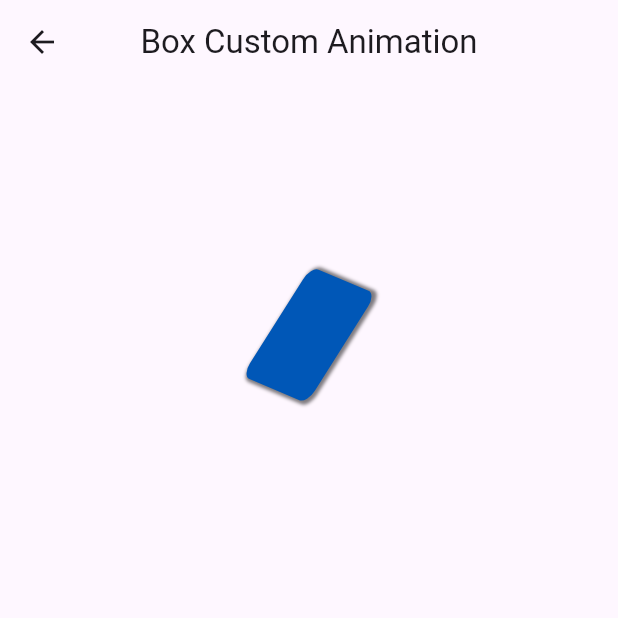
After one commit to pranav-singh-parmar/animations_flutter, a Flutter app: the BoxCustomAnimationScreen screen opened directly, on a phone screen of 412 x 824 dp, the top half of it. The commit adds this screen. Run offline on Flutter 3.47's test engine with Material 3 defaults, Android fonts, the phone set to English and light mode, and no system bars.

Commit message:
Added New Animation

```diff
--- /dev/null
+++ b/lib/screens/box_custom_animation_screen.dart
@@ -0,0 +1,120 @@
+import 'package:animations_flutter/screens/widgets/custom_app_bar.dart';
+import 'package:animations_flutter/utils/app_constants.dart' show AppColors;
+import 'package:flutter/material.dart';
+import 'dart:math' show pi;
+
+import 'package:animations_flutter/utils/app_texts.dart';
+
+class BoxCustomAnimationScreen extends StatefulWidget {
+  const BoxCustomAnimationScreen({super.key});
+
+  @override
+  State<BoxCustomAnimationScreen> createState() => _BoxCustomAnimationScreenState();
+}
+
+class _BoxCustomAnimationScreenState extends State<BoxCustomAnimationScreen>
+    with TickerProviderStateMixin {
+  late AnimationController _animationController;
+
+  late AnimationController _yanimationController;
+  late AnimationController _zanimationController;
+
+  late AnimationController _offsetAnimationController;
+  late AnimationController _sizeAnimationController;
+
+  late Tween<double> _animation;
+  late Animation<Offset> _offsetAnimation;
+  late Animation<double> _sizeAnimation;
+
+  @override
+  void initState() {
+    super.initState();
+    _animationController =
+        AnimationController(vsync: this, duration: const Duration(seconds: 5));
+    _yanimationController =
+        AnimationController(vsync: this, duration: const Duration(seconds: 5));
+    _zanimationController =
+        AnimationController(vsync: this, duration: const Duration(seconds: 5));
+    _offsetAnimationController =
+        AnimationController(vsync: this, duration: const Duration(seconds: 5));
+    _sizeAnimationController =
+        AnimationController(vsync: this, duration: const Duration(seconds: 5));
+
+    _offsetAnimation =
+        Tween<Offset>(begin: const Offset(0, -4), end: const Offset(0, 1))
+            .animate(CurvedAnimation(
+                parent: _offsetAnimationController, curve: Curves.easeInOut));
+    _sizeAnimation = Tween<double>(begin: 50, end: 180)
+        .chain(CurveTween(curve: Curves.bounceInOut))
+        .animate(_sizeAnimationController);
+
+//tween can be read as between
+    _animation = Tween<double>(begin: 0, end: pi * 2);
+    _animationController.repeat();
+    _yanimationController.repeat();
+    _zanimationController.repeat();
+// _offsetAnimationController.repeat();
+// _sizeAnimationController.repeat();
+  }
+
+  @override
+  void didChangeDependencies() {
+    super.didChangeDependencies();
+    _offsetAnimationController.repeat(reverse: true);
+    _sizeAnimationController.repeat(reverse: true);
+  }
+
+  @override
+  void dispose() {
+    _animationController.dispose();
+    _yanimationController.dispose();
+    _zanimationController.dispose();
+    _offsetAnimationController.dispose();
+    _sizeAnimationController.dispose();
+    super.dispose();
+  }
+
+  @override
+  Widget build(BuildContext context) {
+    return Scaffold(
+      appBar: const CustomAppBar(
+        titleString: AppTexts.boxCustomAnimation,
+      ),
+      body: Center(
+        child: AnimatedBuilder(
+            animation: Listenable.merge([
+              _animationController,
+              _yanimationController,
+              _zanimationController,
+              _offsetAnimationController,
+              _sizeAnimationController
+            ]),
+            builder: (context, widget) {
+              return SlideTransition(
+                  position: _offsetAnimation,
+                  child: Transform(
+                      alignment: Alignment
+                          .center, //the point around which transformation will be happening
+                      transform: Matrix4.identity()
+                        ..rotateX(_animation.evaluate(_animationController))
+                        ..rotateY(_animation.evaluate(_yanimationController))
+                        ..rotateZ(_animation.evaluate(_zanimationController)),
+                      child: Container(
+                        width: _sizeAnimation.value,
+                        height: _sizeAnimation.value,
+                        decoration: BoxDecoration(
+                            color: AppColors.blueColor,
+                            borderRadius: BorderRadius.circular(10),
+                            boxShadow: [
+                              BoxShadow(
+                                  color: Colors.black.withOpacity(0.5),
+                                  spreadRadius: 2,
+                                  blurRadius: 2,
+                                  offset: const Offset(0, 3))
+                            ]),
+                      )));
+            }),
+      ),
+    );
+  }
+}
--- a/lib/screens/home_screen.dart
+++ b/lib/screens/home_screen.dart
@@ -23,7 +23,8 @@ class _HomeScreenState extends State<HomeScreen> {
     NavigationEnum.autoColorUpdatingCirle,
     NavigationEnum.polygonAnimation,
     NavigationEnum.drawerAnimation,
-    NavigationEnum.prompt
+    NavigationEnum.prompt,
+    NavigationEnum.boxCustomAnimation,
   ];
 
   @override
@@ -73,6 +74,8 @@ class _HomeScreenState extends State<HomeScreen> {
         return AppTexts.drawerAnimationScreen;
       case NavigationEnum.prompt:
         return AppTexts.promptScreen;
+        case NavigationEnum.boxCustomAnimation:
+        return AppTexts.boxCustomAnimation;
       default:
         return "";
     }
--- a/lib/utils/app_constants.dart
+++ b/lib/utils/app_constants.dart
@@ -11,7 +11,8 @@ enum NavigationEnum {
   autoColorUpdatingCirle,
   polygonAnimation,
   drawerAnimation,
-  prompt
+  prompt,
+  boxCustomAnimation
 }
 
 class AppColors {
--- a/lib/utils/app_texts.dart
+++ b/lib/utils/app_texts.dart
@@ -38,4 +38,7 @@ class AppTexts {
   static const title = "Title";
   static const subtitle = "Subtitle";
   static const restartAnimation = "Restart Animation";
+
+  //box_custom_animation
+  static const boxCustomAnimation = "Box Custom Animation";
 }
--- a/lib/utils/extensions.dart
+++ b/lib/utils/extensions.dart
@@ -1,6 +1,7 @@
 import 'package:animations_flutter/models/person_model.dart';
 import 'package:animations_flutter/screens/animated_container_screen.dart';
 import 'package:animations_flutter/screens/auto_color_updating_circle_screen.dart';
+import 'package:animations_flutter/screens/box_custom_animation_screen.dart';
 import 'package:animations_flutter/screens/drawer_animation_screen.dart';
 import 'package:animations_flutter/screens/hero_animation_first_screen.dart';
 import 'package:animations_flutter/screens/hero_animation_second_screen.dart';
@@ -62,6 +63,9 @@ extension NavigationEnumExtension on NavigatorState {
       case NavigationEnum.prompt:
         screen = const PromptScreen();
         break;
+      case NavigationEnum.boxCustomAnimation:
+        screen = const BoxCustomAnimationScreen();
+        break;
     }
 
     if (screen != null) {
```
Also changed, not shown: 5 other files.
